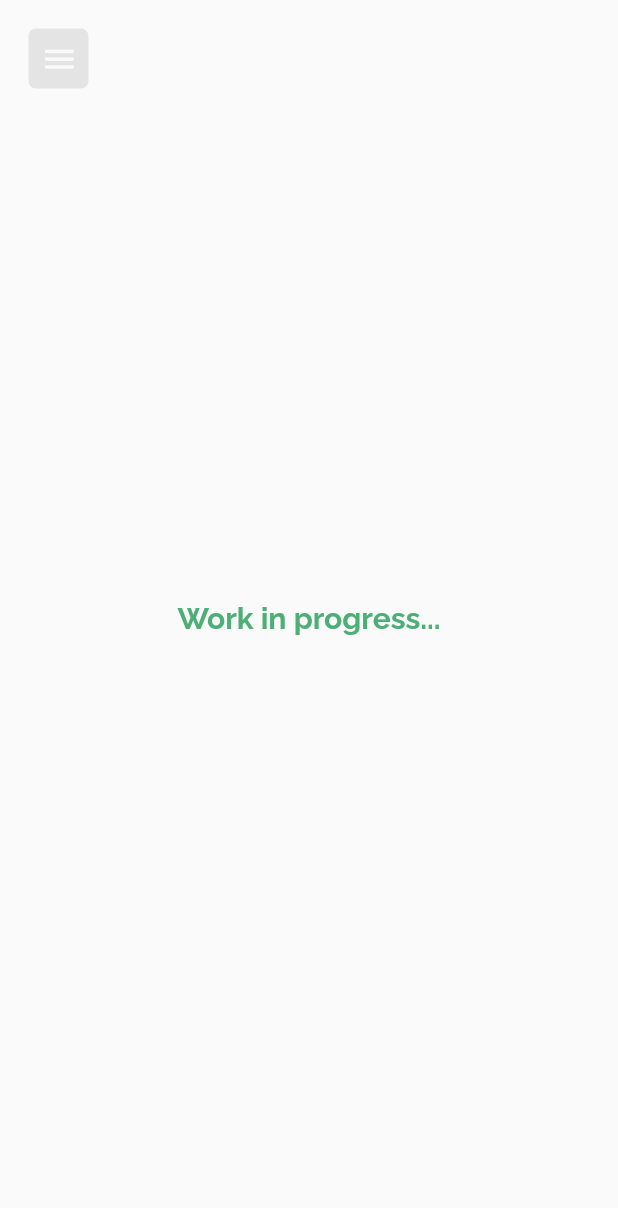
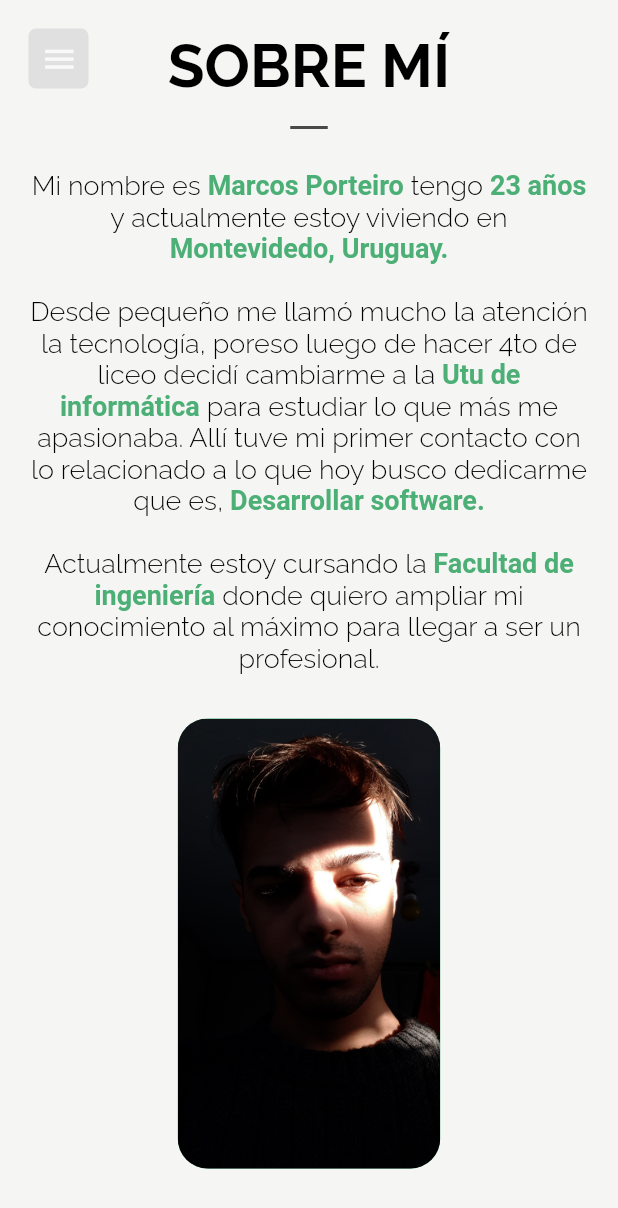
Before and after one commit to marcosporteiro/Portfolio, a Flutter app: the screen it shows after launch, after a tap on "Leer más", on a phone screen of 412 x 824 dp. Shown: the top 1208 px of the screen. Run offline on Flutter 3.47's test engine with Material 2 defaults, Android fonts, the phone set to English and light mode, and no system bars; our stand-ins replace google_fonts, line_icons.

```diff
--- a/lib/main.dart
+++ b/lib/main.dart
@@ -5,6 +5,11 @@ import 'principal.dart';
 
 Color colorMenu = Color(0xFF222629);
 Color colorTemaMenu = Color(0xFF4caf76);
+
+//Color colorTemaMenu = Color(0xFFED6A5A);
+Color color2 = Color(0xFF759FBC);
+Color color3 = Color(0xFFF4B860);
+Color color4 = Color(0xFF8093F1);
 
 Color textoGrande = Colors.white;
 Color textoChico = Colors.white.withOpacity(0.5);
--- a/lib/menu.dart
+++ b/lib/menu.dart
@@ -104,7 +104,7 @@ class menu extends StatelessWidget {
               child: Text(
                 "miporteiro@hotmail.com",
                 style: fuente(
-                    Colors.white.withOpacity(0.2), 12, FontWeight.normal),
+                    1, Colors.white.withOpacity(0.2), 12, FontWeight.normal),
                 textAlign: TextAlign.center,
               ),
             ),
@@ -132,11 +132,11 @@ Color getColor(int posi) {
 }
 
 class botones extends StatelessWidget {
-  final String texto;
+  botones(this.texto, this.icono, this.posi, {Key? key}) : super(key: key);
+
   final IconData icono;
   final double posi;
-
-  botones(this.texto, this.icono, this.posi, {Key? key}) : super(key: key);
+  final String texto;
 
   @override
   Widget build(BuildContext context) {
@@ -181,7 +181,7 @@ class botones extends StatelessWidget {
                         margin: EdgeInsets.only(right: 25),
                         child: Text(
                           this.texto,
-                          style: fuente(Colors.white, 15, FontWeight.w200),
+                          style: fuente(1, Colors.white, 15, FontWeight.w200),
                         ),
                       ),
                       Container(
@@ -252,7 +252,7 @@ class topMenu extends StatelessWidget {
                     width: MediaQuery.of(context).size.width,
                     child: Text(
                       "Marcos Porterio",
-                      style: fuente(textoGrande, 21, FontWeight.w600),
+                      style: fuente(1, textoGrande, 21, FontWeight.w600),
                       textAlign: TextAlign.right,
                     ),
                   ),
@@ -261,7 +261,7 @@ class topMenu extends StatelessWidget {
                     width: MediaQuery.of(context).size.width,
                     child: Text(
                       "Estudiante de Informática",
-                      style: fuente(textoChico, 11, FontWeight.normal),
+                      style: fuente(1, textoChico, 11, FontWeight.normal),
                       textAlign: TextAlign.right,
                     ),
                   ),
@@ -270,7 +270,7 @@ class topMenu extends StatelessWidget {
                     width: MediaQuery.of(context).size.width,
                     child: Text(
                       "Desarrollador",
-                      style: fuente(textoChico, 11, FontWeight.normal),
+                      style: fuente(1, textoChico, 11, FontWeight.normal),
                       textAlign: TextAlign.right,
                     ),
                   )
@@ -313,6 +313,7 @@ class botonMenu extends StatelessWidget {
 
 class MenuController extends ChangeNotifier {
   final GlobalKey<ScaffoldState> _scaffoldKey = GlobalKey<ScaffoldState>();
+
   GlobalKey<ScaffoldState> get scaffoldKey => _scaffoldKey;
 
   void controlMenu() {
--- a/lib/principal.dart
+++ b/lib/principal.dart
@@ -71,10 +71,31 @@ class cuerpo extends State<MyAppBody> {
   }
 }
 
-TextStyle fuente(Color color, double size, FontWeight weight) {
-  return GoogleFonts.raleway(
+TextStyle fuente(int fuente, Color color, double size, FontWeight weight) {
+  TextStyle raleway = GoogleFonts.raleway(
     color: color,
     fontSize: size,
     fontWeight: weight,
   );
+  TextStyle roboto = GoogleFonts.roboto(
+    color: color,
+    fontSize: size,
+    fontWeight: weight,
+  );
+  TextStyle lato = GoogleFonts.lato(
+    color: color,
+    fontSize: size,
+    fontWeight: weight,
+  );
+  switch (fuente) {
+    case 1:
+      return raleway;
+    case 2:
+      return roboto;
+    case 3:
+      return lato;
+
+    default:
+      return raleway;
+  }
 }
--- a/lib/ventana.dart
+++ b/lib/ventana.dart
@@ -6,8 +6,10 @@ import 'menu.dart';
 import 'principal.dart';
 import 'package:provider/provider.dart';
 
-Color colorFondo = Colors.grey.shade300;
+Color colorFondo = Color(0xFFF5F5F4);
 Color colorVentana = Colors.black12;
+
+Color colorOscuro = Color(0xFF393c3f);
 
 Color Texto1 = Colors.white;
 Color Texto2 = Colors.black.withOpacity(0.7);
@@ -21,13 +23,14 @@ class ventana extends StatelessWidget {
   Widget build(BuildContext context) {
     return Expanded(
       child: Container(
-        color: colorFondo,
         child: Scaffold(
           key: context.read<MenuController>().scaffoldKey,
           drawer: menu(),
           floatingActionButton:
               Responsive.isDesktop(context) ? null : botonMenu(),
-          body: ListView.builder(
+          body: Container(
+            color: colorFondo,
+            child: ListView.builder(
               itemCount: 5,
               itemExtent: MediaQuery.of(context).size.height,
               controller: controlador,
@@ -36,18 +39,20 @@ class ventana extends StatelessWidget {
             ),
           ),
         ),
+      ),
     );
   }
 }
 
 class header extends StatelessWidget {
-  final Widget elwid;
-  final BoxDecoration decoracion;
   const header({
     Key? key,
     required this.elwid,
     required this.decoracion,
   }) : super(key: key);
+
+  final BoxDecoration decoracion;
+  final Widget elwid;
 
   @override
   Widget build(BuildContext context) {
@@ -55,9 +60,9 @@ class header extends StatelessWidget {
       height: MediaQuery.of(context).size.height,
       width: MediaQuery.of(context).size.width,
       constraints: BoxConstraints(minWidth: 1000, minHeight: 1000),
-      padding: EdgeInsets.symmetric(
+      /*padding: EdgeInsets.symmetric(
           horizontal: Responsive.isDesktop(context) ? 10 : 0,
-          vertical: Responsive.isDesktop(context) ? 10 : 0),
+          vertical: Responsive.isDesktop(context) ? 10 : 0),*/
       decoration: decoracion,
       child: this.elwid,
     );
@@ -81,8 +86,9 @@ BoxDecoration ladecoracion(int item) {
 }
 
 class itemAmostrar extends StatelessWidget {
+  const itemAmostrar({Key? key, required this.ventana}) : super(key: key);
+
   final int ventana;
-  const itemAmostrar({Key? key, required this.ventana}) : super(key: key);
 
   @override
   Widget build(BuildContext context) {
@@ -122,15 +128,17 @@ class home extends StatelessWidget {
       margin: Responsive.isDesktop(context)
           ? EdgeInsets.only(top: 150, bottom: 10, left: 150, right: 150)
           : EdgeInsets.only(top: 150, bottom: 0, left: 5, right: 5),
+      child: SingleChildScrollView(
         child: Column(
           children: [
             Container(
-            margin: EdgeInsets.only(top: 50),
+              margin:
+                  EdgeInsets.only(top: Responsive.isDesktop(context) ? 75 : 50),
               child: RichText(
                 textAlign: TextAlign.center,
                 text: TextSpan(
                   text: "",
-                style: fuente(textoGrande.withOpacity(0.9),
+                  style: fuente(1, textoGrande.withOpacity(0.9),
                       Responsive.isDesktop(context) ? 40 : 25, FontWeight.w100),
                   children: <TextSpan>[
                     TextSpan(text: "Hola! mi nombre es "),
@@ -150,7 +158,7 @@ class home extends StatelessWidget {
                   EdgeInsets.only(top: Responsive.isDesktop(context) ? 50 : 45),
               child: Text(
                 "¿Me quieres conocer?",
-              style: fuente(textoGrande.withOpacity(0.7),
+                style: fuente(1, textoGrande.withOpacity(0.7),
                     Responsive.isDesktop(context) ? 25 : 20, FontWeight.w200),
               ),
             ),
@@ -159,7 +167,8 @@ class home extends StatelessWidget {
               width: 200,
               margin: EdgeInsets.all(50),
               decoration: BoxDecoration(
-                color: colorTemaMenu, borderRadius: BorderRadius.circular(10)),
+                  color: colorTemaMenu.withOpacity(0.8),
+                  borderRadius: BorderRadius.circular(10)),
               child: TextButton(
                 style: ButtonStyle(
                   overlayColor: MaterialStateProperty.all(
@@ -178,7 +187,7 @@ class home extends StatelessWidget {
                       child: Text(
                         "Leer más",
                         textAlign: TextAlign.center,
-                      style: fuente(Colors.white, 20, FontWeight.w300),
+                        style: fuente(1, Colors.white, 20, FontWeight.w300),
                       ),
                     ),
                   ),
@@ -197,46 +206,187 @@ class home extends StatelessWidget {
             ),
           ],
         ),
+      ),
     );
   }
 }
-/*
+
 class about extends StatelessWidget {
   const about({Key? key}) : super(key: key);
 
   @override
   Widget build(BuildContext context) {
     return Container(
-      decoration: BoxDecoration(
-        borderRadius: BorderRadius.circular(20),
-        //color: colorVentana.withOpacity(0.2),
-      ),
-      margin: EdgeInsets.all(20),
+      padding: Responsive.isDesktop(context)
+          ? EdgeInsets.only(top: 70, bottom: 70, left: 70, right: 70)
+          : EdgeInsets.only(top: 20, bottom: 20, left: 20, right: 20),
+      child: Flex(
+        direction: isWideScreen(MediaQuery.of(context).size.height,
+                MediaQuery.of(context).size.width)
+            ? Axis.horizontal
+            : Axis.vertical,
+        mainAxisAlignment: MainAxisAlignment.start,
+        crossAxisAlignment: CrossAxisAlignment.center,
+        children: [
+          Expanded(
+              flex: 2,
+              child: Container(
+                //color: Colors.green,
+                child: SingleChildScrollView(
                   child: Column(
+                    mainAxisAlignment: MainAxisAlignment.start,
+                    crossAxisAlignment: CrossAxisAlignment.center,
                     children: [
                       Container(
-            margin: EdgeInsets.only(top: 50),
+                        child: Text(
+                          "SOBRE MÍ",
+                          style: fuente(1, Colors.black, 40, FontWeight.bold),
+                        ),
+                      ),
+                      Container(
+                        margin: EdgeInsets.only(top: 10, bottom: 20),
+                        width: 25,
+                        child: Divider(
+                          thickness: 2,
+                          color: Colors.black.withOpacity(0.7),
+                        ),
+                      ),
+                      Container(
+                        width: Responsive.isDesktop(context)
+                            ? MediaQuery.of(context).size.width / 3 + 50
+                            : null,
+                        //color: Colors.green,
                         child: RichText(
                           textAlign: TextAlign.center,
                           text: TextSpan(
                             text: "",
-                style: fuente(textoGrande.withOpacity(0.9),
-                    Responsive.isDesktop(context) ? 40 : 32, FontWeight.w100),
+                            style: fuente(1, Colors.black.withOpacity(1), 18,
+                                FontWeight.w300),
                             children: <TextSpan>[
+                              TextSpan(text: "Mi nombre es "),
                               TextSpan(
-                      text: "¿Quién soy?\n",
+                                text: "Marcos Porteiro",
                                 style: TextStyle(
-                          fontWeight: FontWeight.bold, color: colorTemaMenu)),
-                  TextSpan(text: "\n"),
+                                    fontWeight: FontWeight.w700,
+                                    color: colorTemaMenu),
+                              ),
                               TextSpan(
-                      text: "Mi nombre es Marcos Porteiro, tengo " +
-                          Edad(5, 11, 1997).toString() +
-                          " años, vivo en Montevideo Uruguay y desde pequeño me apasionó todo el tema de la informática. Esto me llevo a realizar la UTU en la Escuela superior de Informática donde confirmé mi pasión, donde allí experimenté la programación por primera vez. En 2017 en mi ultimo año de la UTU tuve la oportundiad gracias a Jovenes a programar de realizar un curso de GeneXus 15 donde aprendí otras formas de desarrollo y obvtuve el título de Analista Genexus 15. Hoy en día estoy buscando mi primer trabajo como desarrollador ya que me encantaría poder vivir de lo que gusta.",
+                                text: " tengo ",
+                              ),
+                              TextSpan(
+                                  text: "${Edad(5, 11, 1997)} años",
                                   style: TextStyle(
-                          fontWeight: FontWeight.w600,
-                          color: Colors.black.withOpacity(0.8),
-                          fontSize: 25)),
+                                      fontWeight: FontWeight.w700,
+                                      color: colorTemaMenu)),
+                              TextSpan(
+                                text: " y actualmente estoy viviendo en",
+                              ),
+                              TextSpan(
+                                text: " Montevidedo, Uruguay.",
+                                style: TextStyle(
+                                    fontWeight: FontWeight.w700,
+                                    color: colorTemaMenu),
+                              ),
+                              TextSpan(
+                                text:
+                                    "\n\nDesde pequeño me llamó mucho la atención la tecnología, poreso luego de hacer 4to de liceo decidí cambiarme a la",
+                              ),
+                              TextSpan(
+                                text: " Utu de informática",
+                                style: TextStyle(
+                                    fontWeight: FontWeight.w700,
+                                    color: colorTemaMenu),
+                              ),
+                              TextSpan(
+                                text:
+                                    " para estudiar lo que más me apasionaba. Allí tuve mi primer contacto con lo relacionado a lo que hoy busco dedicarme que es,",
+                              ),
+                              TextSpan(
+                                text: " Desarrollar software.",
+                                style: TextStyle(
+                                    fontWeight: FontWeight.w700,
+                                    color: colorTemaMenu),
+                              ),
+                              TextSpan(
+                                text: "\n\nActualmente estoy cursando la",
+                              ),
+                              TextSpan(
+                                text: " Facultad de ingeniería",
+                                style: TextStyle(
+                                    fontWeight: FontWeight.w700,
+                                    color: colorTemaMenu),
+                              ),
+                              TextSpan(
+                                text:
+                                    " donde quiero ampliar mi conocimiento al máximo para llegar a ser un profesional.",
+                              ),
                             ],
+                          ),
+                        ),
+                      ),
+                      Container(
+                        margin: EdgeInsets.only(top: 20, left: 0, right: 0),
+                        child: Text(
+                          "METAS",
+                          style: fuente(1, Colors.black, 40, FontWeight.bold),
+                        ),
+                      ),
+                      Container(
+                        margin: EdgeInsets.only(top: 20, left: 0, right: 0),
+                        width: MediaQuery.of(context).size.width / 3 + 50,
+                        //color: Colors.green,
+                        child: Text(
+                          "Actualmente estoy buscando mi primer trabajo en el area de lo que más me gusta, para seguir apreindiendo y crecer.",
+                          style: fuente(2, Colors.black.withOpacity(1), 18,
+                              FontWeight.w300),
+                          textAlign: TextAlign.center,
+                        ),
+                      ),
+                      Container(
+                        margin: EdgeInsets.only(top: 20, left: 0, right: 0),
+                        width: MediaQuery.of(context).size.width / 3 + 50,
+                        //color: Colors.green,
+                        child: Text(
+                          "\n\u2022 Conocer muchas tecnologías \n\n\u2022 Trabajar en un buen ambiente\n\n\u2022 Mejorar mis habilidades\n\n\u2022 Seguir aprendiendo mucho más!",
+                          style: fuente(2, Colors.black.withOpacity(1), 18,
+                              FontWeight.w300),
+                          textAlign: TextAlign.center,
+                        ),
+                      ),
+                    ],
+                  ),
+                ),
+              )),
+          Expanded(
+            flex: 0,
+            child: Container(
+              //constraints: BoxConstraints(minWidth: 500),
+              height: Responsive.isDesktop(context)
+                  ? MediaQuery.of(context).size.height
+                  : 300,
+              width: Responsive.isDesktop(context)
+                  ? MediaQuery.of(context).size.height / 2.1
+                  : 350 / 2,
+              margin: EdgeInsets.all(25),
+              decoration: BoxDecoration(
+                borderRadius: BorderRadius.circular(20),
+                color: colorTemaMenu.withOpacity(1),
+              ),
+              child: Container(
+                decoration: BoxDecoration(
+                  //color: Colors.red,
+                  borderRadius: BorderRadius.circular(20),
+                ),
+                child: ClipRRect(
+                  borderRadius: BorderRadius.circular(20),
+                  child: Container(
+                    //backgroundColor: Colors.transparent,
+                    child: Image(
+                      image: AssetImage("assets/images/fondoAbout.jpg"),
+                      fit: BoxFit.fill,
+                    ),
+                  ),
+                ),
               ),
             ),
           ),
@@ -244,25 +394,19 @@ class about extends StatelessWidget {
       ),
     );
   }
-}*/
+}
 
-class about extends StatelessWidget {
-  const about({Key? key}) : super(key: key);
+class portfolio extends StatelessWidget {
+  const portfolio({Key? key}) : super(key: key);
 
   @override
   Widget build(BuildContext context) {
     return Container(
-      child: ClipRRect(
-        borderRadius: BorderRadius.circular(20),
-        child: BackdropFilter(
-          filter: ImageFilter.blur(
-            sigmaX: 50,
-            sigmaY: 50,
-          ),
+      margin: EdgeInsets.only(top: 50, bottom: 50, right: 50, left: 50),
       child: Container(
         decoration: BoxDecoration(
-              borderRadius: BorderRadius.circular(20),
-              color: colorVentana.withOpacity(0.0),
+          borderRadius: BorderRadius.all(Radius.circular(20)),
+          color: colorFondo.withOpacity(1),
           border: Border.all(
             color: colorVentana.withOpacity(0.0),
           ),
@@ -270,10 +414,62 @@ class about extends StatelessWidget {
         child: Center(
           child: Text(
             "Work in progress...",
-                style: fuente(colorTemaMenu,
+            style: fuente(1, colorTemaMenu,
                 Responsive.isDesktop(context) ? 70 : 20, FontWeight.bold),
           ),
         ),
+      ),
+    );
+  }
+}
+
+class cv extends StatelessWidget {
+  const cv({Key? key}) : super(key: key);
+
+  @override
+  Widget build(BuildContext context) {
+    return Container(
+      margin: EdgeInsets.only(top: 50, bottom: 50, right: 50, left: 50),
+      child: Container(
+        decoration: BoxDecoration(
+          borderRadius: BorderRadius.all(Radius.circular(20)),
+          color: colorFondo.withOpacity(1),
+          border: Border.all(
+            color: colorVentana.withOpacity(0.0),
+          ),
+        ),
+        child: Center(
+          child: Text(
+            "Work in progress...",
+            style: fuente(1, colorTemaMenu,
+                Responsive.isDesktop(context) ? 70 : 20, FontWeight.bold),
+          ),
+        ),
+      ),
+    );
+  }
+}
+
+class contact extends StatelessWidget {
+  const contact({Key? key}) : super(key: key);
+
+  @override
+  Widget build(BuildContext context) {
+    return Container(
+      margin: EdgeInsets.only(top: 50, bottom: 50, right: 50, left: 50),
+      child: Container(
+        decoration: BoxDecoration(
+          borderRadius: BorderRadius.all(Radius.circular(20)),
+          color: colorFondo.withOpacity(1),
+          border: Border.all(
+            color: colorVentana.withOpacity(0.0),
+          ),
+        ),
+        child: Center(
+          child: Text(
+            "Work in progress...",
+            style: fuente(1, colorTemaMenu,
+                Responsive.isDesktop(context) ? 70 : 20, FontWeight.bold),
           ),
         ),
       ),
@@ -290,107 +486,6 @@ int Edad(int dia, mes, anio) {
   return edad;
 }
 
-class portfolio extends StatelessWidget {
-  const portfolio({Key? key}) : super(key: key);
-
-  @override
-  Widget build(BuildContext context) {
-    return Container(
-      child: ClipRRect(
-        borderRadius: BorderRadius.circular(20),
-        child: BackdropFilter(
-          filter: ImageFilter.blur(
-            sigmaX: 50,
-            sigmaY: 50,
-          ),
-          child: Container(
-            decoration: BoxDecoration(
-              borderRadius: BorderRadius.circular(20),
-              color: colorVentana.withOpacity(0.0),
-              border: Border.all(
-                color: colorVentana.withOpacity(0.0),
-              ),
-            ),
-            child: Center(
-              child: Text(
-                "Work in progress...",
-                style: fuente(colorTemaMenu,
-                    Responsive.isDesktop(context) ? 70 : 20, FontWeight.bold),
-              ),
-            ),
-          ),
-        ),
-      ),
-    );
+bool isWideScreen(double altura, double largo) {
+  return altura < largo;
 }
-}
-
-class cv extends StatelessWidget {
-  const cv({Key? key}) : super(key: key);
-
-  @override
-  Widget build(BuildContext context) {
-    return Container(
-      child: ClipRRect(
-        borderRadius: BorderRadius.circular(20),
-        child: BackdropFilter(
-          filter: ImageFilter.blur(
-            sigmaX: 50,
-            sigmaY: 50,
-          ),
-          child: Container(
-            decoration: BoxDecoration(
-              borderRadius: BorderRadius.circular(20),
-              color: colorVentana.withOpacity(0.0),
-              border: Border.all(
-                color: colorVentana.withOpacity(0.0),
-              ),
-            ),
-            child: Center(
-              child: Text(
-                "Work in progress...",
-                style: fuente(colorTemaMenu,
-                    Responsive.isDesktop(context) ? 70 : 20, FontWeight.bold),
-              ),
-            ),
-          ),
-        ),
-      ),
-    );
-  }
-}
-
-class contact extends StatelessWidget {
-  const contact({Key? key}) : super(key: key);
-
-  @override
-  Widget build(BuildContext context) {
-    return Container(
-      child: ClipRRect(
-        borderRadius: BorderRadius.circular(20),
-        child: BackdropFilter(
-          filter: ImageFilter.blur(
-            sigmaX: 50,
-            sigmaY: 50,
-          ),
-          child: Container(
-            decoration: BoxDecoration(
-              borderRadius: BorderRadius.circular(20),
-              color: colorVentana.withOpacity(0.0),
-              border: Border.all(
-                color: colorVentana.withOpacity(0.0),
-              ),
-            ),
-            child: Center(
-              child: Text(
-                "Work in progress...",
-                style: fuente(colorTemaMenu,
-                    Responsive.isDesktop(context) ? 70 : 20, FontWeight.bold),
-              ),
-            ),
-          ),
-        ),
-      ),
-    );
-  }
-}
--- a/pubspec.yaml
+++ b/pubspec.yaml
@@ -32,6 +32,7 @@ dependencies:
   line_icons: ^2.0.1
   url_launcher: ^6.0.9
   provider: ^5.0.0
+
 
 
 
```
Also changed, not shown: assets/images/fondoAbout.jpg (added), assets/images/imagen1.jpg (added), assets/images/sobreMi.png, 6 other files. Lines whose indentation alone changed are shown as unchanged.
